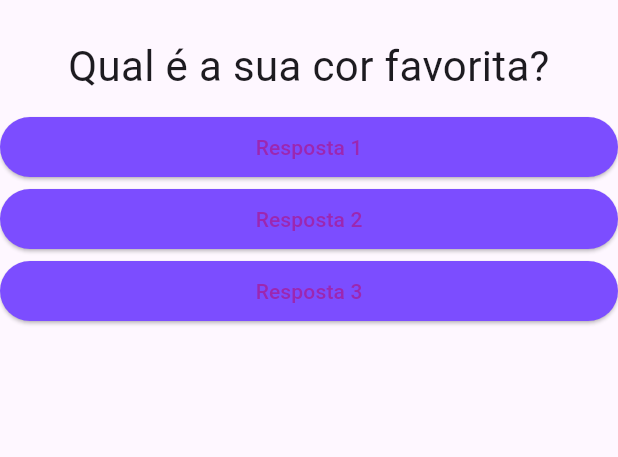
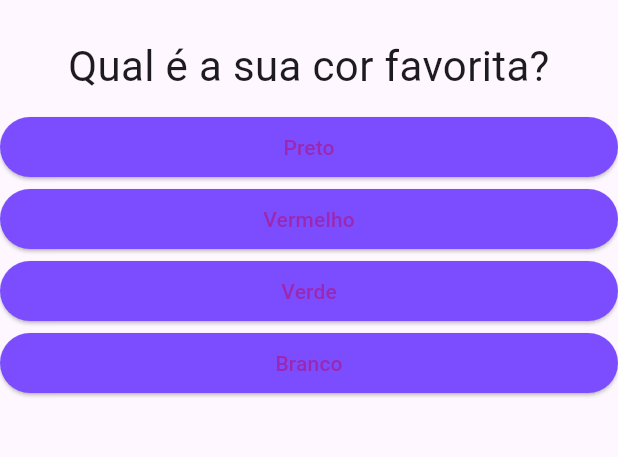
Before and after one commit to Pepwt/Pj_Resposta, a Flutter app: the screen it shows after launch, on a phone screen of 412 x 824 dp, the part 63-520 px from its top. Run offline on Flutter 3.47's test engine with Material 3 defaults, Android fonts, the phone set to English and light mode, and no system bars.

```diff
--- a/lib/main.dart
+++ b/lib/main.dart
@@ -34,9 +34,14 @@ class _PerguntaAppState extends State<PerguntaApp>{
 
     ];
 
-   for (var textoResp in perguntas[_perguntaSelecionada]['respostas'] as List<String>) {
-  print(textoResp);
-}
+List<String> respostas = perguntas[_perguntaSelecionada]['respostas'] as List<String>;
+List<Widget> widgets = respostas
+.map((t) => Resposta(t, _responder))
+.toList();
+
+  // for(String textoResp in perguntas[_perguntaSelecionada]['respostas'] as List<String>) {
+  //widgets.add(Resposta(textoResp, _responder));
+//}
 
 
     return MaterialApp(
@@ -47,9 +52,7 @@ class _PerguntaAppState extends State<PerguntaApp>{
         body: Column(
           children: <Widget>[
             Questao(perguntas[_perguntaSelecionada]['texto']as String),
-            Resposta('Resposta 1',_responder),
-            Resposta('Resposta 2',_responder),
-            Resposta('Resposta 3',_responder),
+           ...respostas.map((t) => Resposta(t, _responder)).toList(),
           ],
         ),
       ),
@@ -63,10 +66,6 @@ class PerguntaApp extends StatefulWidget {
   _PerguntaAppState createState() {
     return _PerguntaAppState();
   }
- // void Function() funQRetornaUmaOutraFun(){
-  //  return(){
-  //  print('Pergunta respondida #02');
-  //  };
- // }
+
 
 }
```
Also changed, not shown: 2 other files.
